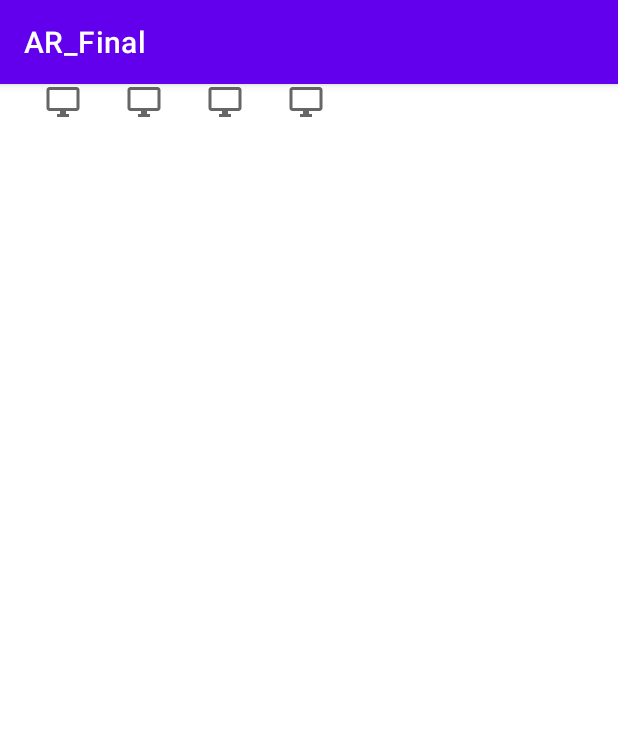
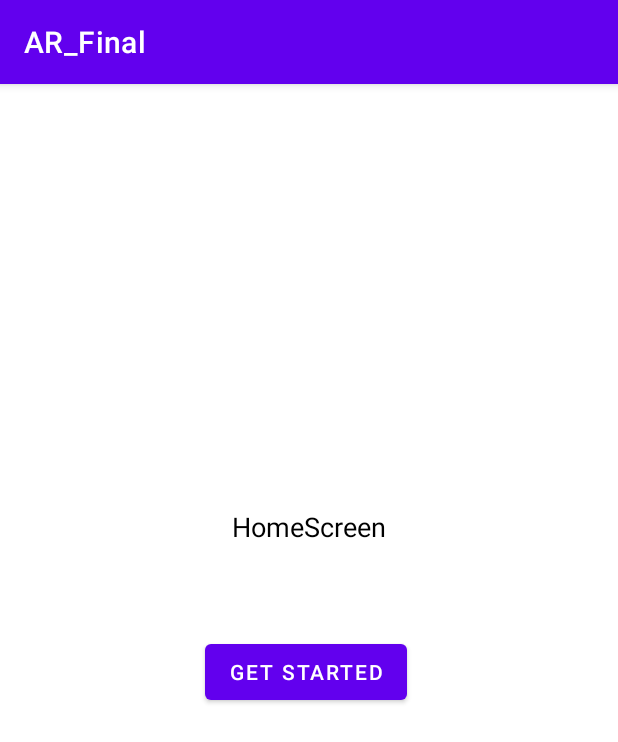
Before and after one commit to BryanBH/Concat, an Android app: the screen it shows after launch (MainActivity before the commit, HomeScreen after it), on a phone screen of 412 x 824 dp. Shown: the top 742 px of the screen. Run offline under Robolectric (Android 15) with nearby library versions, the phone set to English and light mode, and no system bars.

Commit message:
Home Screen Skeleton Made
Made the home screen skeleton. This push has a basic home screen with a button, and switches activities over to the AR camera view

```diff
--- a/app/src/main/AndroidManifest.xml
+++ b/app/src/main/AndroidManifest.xml
@@ -20,12 +20,15 @@
         android:roundIcon="@mipmap/ic_launcher_round"
         android:supportsRtl="true"
         android:theme="@style/Theme.AR_Final">
-        <activity android:name=".MainActivity">
+        <activity android:name=".HomeScreen">
             <intent-filter>
                 <action android:name="android.intent.action.MAIN" />
 
                 <category android:name="android.intent.category.LAUNCHER" />
             </intent-filter>
+        </activity>
+
+        <activity android:name=".MainActivity">
         </activity>
 
         <!-- Indicates that app requires ARCore ("AR Required"). Causes the Google
--- /dev/null
+++ b/app/src/main/java/com/example/ar_final/HomeScreen.java
@@ -0,0 +1,34 @@
+package com.example.ar_final;
+
+import android.content.Intent;
+import android.os.Bundle;
+import android.util.Log;
+import android.view.View;
+import android.widget.Button;
+
+import androidx.appcompat.app.AppCompatActivity;
+
+public class HomeScreen extends AppCompatActivity {
+    @Override
+    protected void onCreate(Bundle savedInstanceState) {
+        super.onCreate(savedInstanceState);
+        setContentView(R.layout.home_screen_layout);
+
+        Button activity1_btn = (Button)findViewById(R.id.HomeScreen_button);
+
+        activity1_btn.setOnClickListener(new View.OnClickListener(){
+            @Override
+            public void onClick(View v){
+                Log.v("myApp", "Button has been clicked");
+
+                Intent intent=new Intent();
+                intent.setClass(HomeScreen.this, MainActivity.class);
+                Bundle bundle = new Bundle();
+
+                intent.putExtras(bundle);
+                startActivity(intent);
+
+            }
+        });
+    }
+}
--- a/app/src/main/java/com/example/ar_final/MainActivity.java
+++ b/app/src/main/java/com/example/ar_final/MainActivity.java
@@ -54,6 +54,10 @@ public class MainActivity extends AppCompatActivity implements
         super.onCreate(savedInstanceState);
 
         setContentView(R.layout.activity_main);
+
+        Log.v("myApp", "BUNDLE ARRIVED");
+        Bundle bundle= this.getIntent().getExtras();
+
         getSupportFragmentManager().addFragmentOnAttachListener(this);
 
         if (savedInstanceState == null) {
--- /dev/null
+++ b/app/src/main/res/layout/home_screen_layout.xml
@@ -0,0 +1,36 @@
+<?xml version="1.0" encoding="utf-8"?>
+<androidx.constraintlayout.widget.ConstraintLayout
+    xmlns:android="http://schemas.android.com/apk/res/android"
+    xmlns:app="http://schemas.android.com/apk/res-auto"
+    xmlns:tools="http://schemas.android.com/tools"
+    android:layout_width="match_parent"
+    android:layout_height="match_parent">
+<!--    tools:context="edu.wit.mobileapp.activityswitch.Activity1">-->
+
+    <TextView
+        android:id="@+id/HomeScreen_text"
+        android:layout_width="wrap_content"
+        android:layout_height="wrap_content"
+        android:text="HomeScreen"
+        android:textColor="@color/black"
+        android:textSize="18sp"
+        app:layout_constraintBottom_toBottomOf="parent"
+        app:layout_constraintLeft_toLeftOf="parent"
+        app:layout_constraintRight_toRightOf="parent"
+        app:layout_constraintTop_toTopOf="parent"
+        app:layout_constraintVertical_bias="0.38" />
+
+    <Button
+        android:id="@+id/HomeScreen_button"
+        android:layout_width="wrap_content"
+        android:layout_height="49dp"
+        android:layout_marginEnd="24dp"
+        android:layout_marginStart="24dp"
+        android:layout_marginTop="60dp"
+        android:text="Get Started"
+        app:layout_constraintEnd_toEndOf="parent"
+        app:layout_constraintHorizontal_bias="0.492"
+        app:layout_constraintStart_toStartOf="parent"
+        app:layout_constraintTop_toBottomOf="@+id/HomeScreen_text" />
+
+</androidx.constraintlayout.widget.ConstraintLayout>
```
